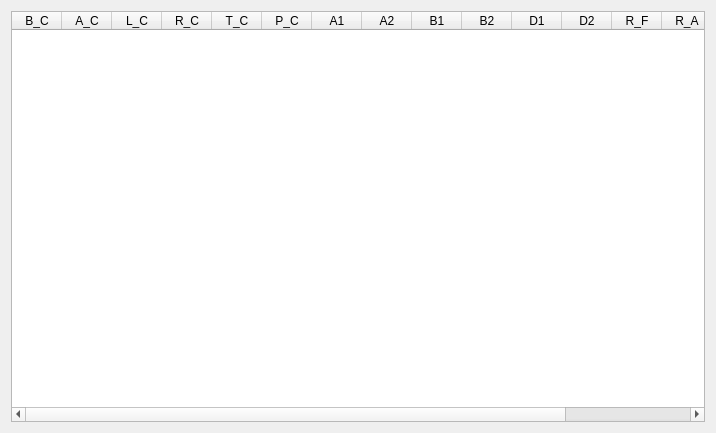
Qt form Main/Channel_Data/equipment_state_from.ui (519984307/Container_Multiple_Channels_20200522) before a commit.
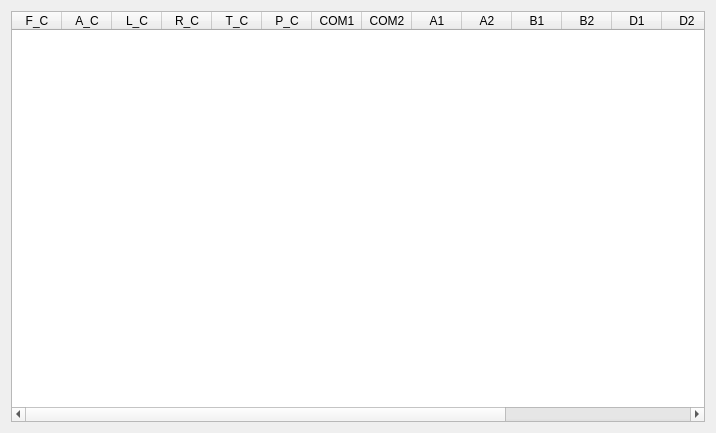
The same form after that commit.

```diff
--- a/Main/Channel_Data/equipment_state_from.ui
+++ b/Main/Channel_Data/equipment_state_from.ui
@@ -30,7 +30,7 @@
      </attribute>
      <column>
       <property name="text">
-       <string>B_C</string>
+       <string>F_C</string>
       </property>
       <property name="textAlignment">
        <set>AlignCenter</set>
@@ -76,6 +76,22 @@
        <set>AlignCenter</set>
       </property>
      </column>
+     <column>
+      <property name="text">
+       <string>COM1</string>
+      </property>
+      <property name="textAlignment">
+       <set>AlignCenter</set>
+      </property>
+     </column>
+     <column>
+      <property name="text">
+       <string>COM2</string>
+      </property>
+      <property name="textAlignment">
+       <set>AlignCenter</set>
+      </property>
+     </column>
      <column>
       <property name="text">
        <string>A1</string>
```
